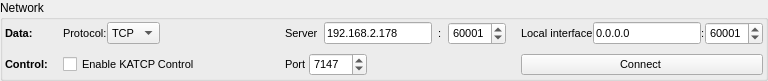
This is NetworkConnectionWidget.ui in ska-sa/AVNSignalAnalyser as Qt 5 draws it before an edit. The edited form follows.
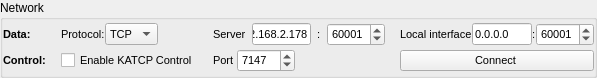
This is the edited form.

What changed in the file:
```diff
--- a/NetworkConnectionWidget.ui
+++ b/NetworkConnectionWidget.ui
@@ -6,12 +6,12 @@
    <rect>
     <x>0</x>
     <y>0</y>
-    <width>768</width>
+    <width>597</width>
     <height>78</height>
    </rect>
   </property>
   <property name="sizePolicy">
-   <sizepolicy hsizetype="Preferred" vsizetype="Fixed">
+   <sizepolicy hsizetype="Preferred" vsizetype="Preferred">
     <horstretch>0</horstretch>
     <verstretch>0</verstretch>
    </sizepolicy>
@@ -30,19 +30,19 @@
   </property>
   <layout class="QHBoxLayout" name="horizontalLayout_5">
    <property name="spacing">
-    <number>8</number>
+    <number>0</number>
    </property>
    <property name="leftMargin">
-    <number>2</number>
+    <number>0</number>
    </property>
    <property name="topMargin">
-    <number>2</number>
+    <number>0</number>
    </property>
    <property name="rightMargin">
-    <number>2</number>
+    <number>0</number>
    </property>
    <property name="bottomMargin">
-    <number>2</number>
+    <number>0</number>
    </property>
    <item>
     <layout class="QGridLayout" name="gridLayout">
```
